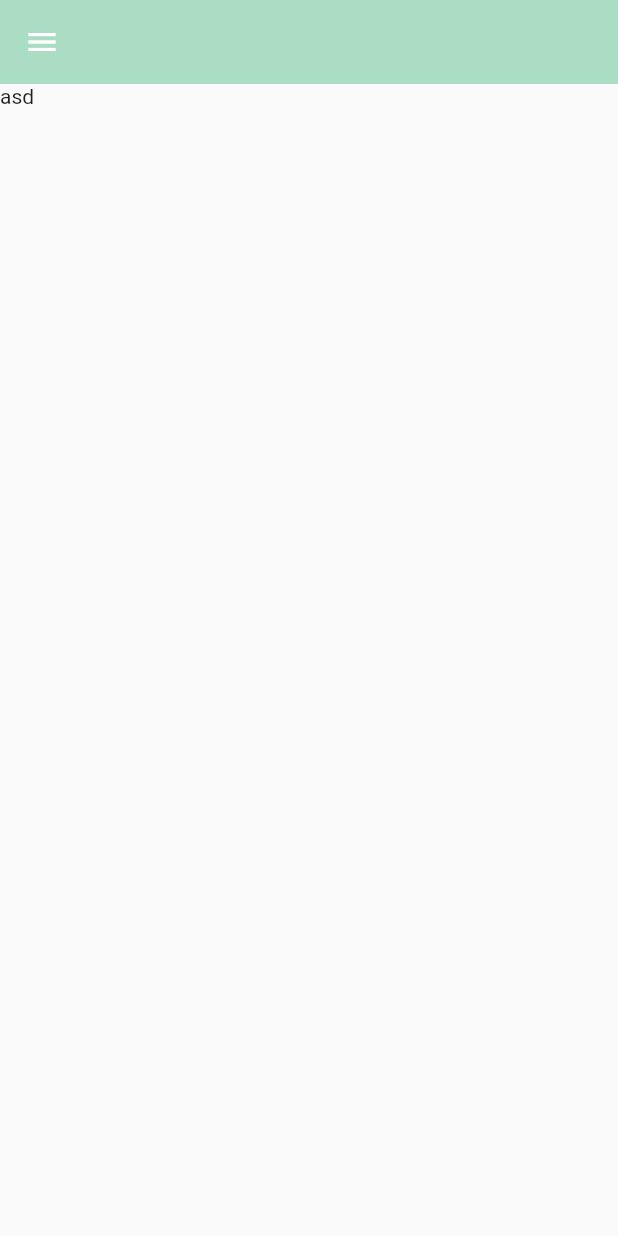
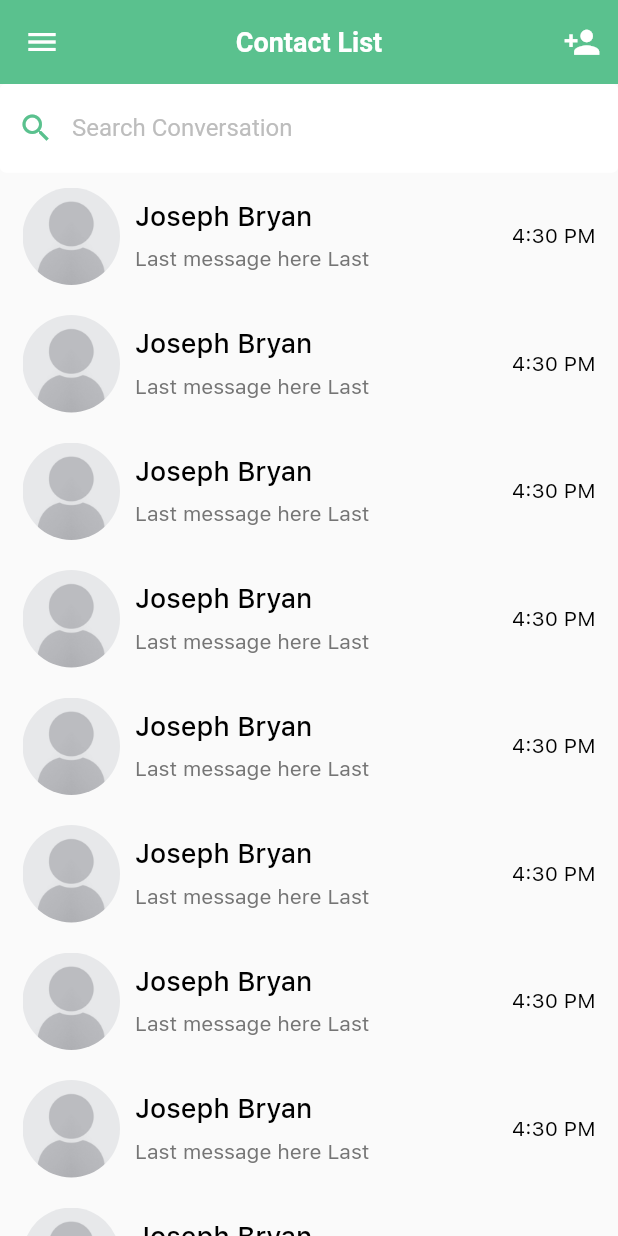
Before and after one commit to jeybs/FlutterFirebase, a Flutter app: the HomePage screen opened by its route, on a phone screen of 412 x 824 dp. Run offline on Flutter 3.47's test engine with Material 2 defaults, Android fonts, the phone set to English and light mode, and no system bars; drawn by our look-alikes of extended_image; our stand-ins replace adaptive_dialog, auto_route, bloc, cloud_firestore, email_validator, firebase_auth and 5 more; missing offline and left inert: flutter_config; accounts and stored records are empty.

```diff
--- a/lib/config/routes.dart
+++ b/lib/config/routes.dart
@@ -1,4 +1,5 @@
 import 'package:auto_route/annotations.dart';
+import 'package:flutter_firebase/pages/chat/chat_page.dart';
 import 'package:flutter_firebase/pages/home/home_page.dart';
 import 'package:flutter_firebase/pages/login/login_page.dart';
 import 'package:flutter_firebase/pages/signup/signup_page.dart';
@@ -9,6 +10,7 @@ import 'package:flutter_firebase/pages/signup/signup_page.dart';
     AutoRoute(page: LoginPage, initial: true),
     AutoRoute(page: SignUpPage),
     AutoRoute(page: HomePage),
+    AutoRoute(page: ChatPage),
   ],
 )
 class $Routes {}
--- a/lib/constant/app_color.dart
+++ b/lib/constant/app_color.dart
@@ -3,6 +3,6 @@ import 'dart:ui';
 import 'package:flutter/material.dart';
 
 class AppColor {
-  static Color primaryColor = Color(0x805ac18e);
+  static Color primaryColor = Color(0xff5ac18e);
   static Color secondaryColor = Color(0xffD7F2FD);
 }
--- /dev/null
+++ b/lib/models/message.dart
@@ -0,0 +1,10 @@
+class Message {
+
+  String senderId = "";
+  String receiverId = "";
+  String message = "";
+  String avatar = "";
+  DateTime? date_created;
+
+  Message({required this.senderId, required this.receiverId, required this.message, required this.date_created});
+}
--- a/lib/pages/home/home_page.dart
+++ b/lib/pages/home/home_page.dart
@@ -2,10 +2,14 @@ import 'package:auto_route/auto_route.dart';
 import 'package:flutter/material.dart';
 import 'package:flutter_bloc/flutter_bloc.dart';
 import 'package:flutter_firebase/config/routes.gr.dart';
+import 'package:flutter_firebase/constant/app_color.dart';
 import 'package:flutter_firebase/models/user_data.dart';
 import 'package:flutter_firebase/pages/home/home_cubit.dart';
 import 'package:flutter_firebase/ui/appbar/home_appbar.dart';
+import 'package:flutter_firebase/ui/contacts/contact_list_item.dart';
 import 'package:flutter_firebase/ui/home_drawer.dart';
+import 'package:flutter_firebase/ui/textfields/default_textfield.dart';
+import 'package:flutter_firebase/ui/textfields/primary_textfield.dart';
 
 class HomePage extends StatefulWidget {
   const HomePage({Key? key}) : super(key: key);
@@ -22,7 +26,7 @@ class _HomePageState extends State<HomePage> {
   @override
   Widget build(BuildContext context) {
     return Scaffold(
-      appBar: HomeAppbar.getDefaultAppBar(context, ''),
+      appBar: HomeAppbar.getDefaultAppBar(context, 'Contact List'),
       drawer: HomeDrawer.drawer(_userData, cubit),
       body: SafeArea(
         top: true,
@@ -46,11 +50,42 @@ class _HomePageState extends State<HomePage> {
                 cubit?.loadProfile();
               }
 
-              return Text('asd');
+              return mainBody();
             },
           ),
         ),
       ),
     );
   }
+
+  Widget mainBody() {
+    return SingleChildScrollView(
+      child: Column(
+        children: [
+          DefaultTextField(
+            label: 'Search Conversation',
+            onTextChanged: (value) {
+
+            },
+            isPasswordField: false,
+            prefixIcon: Icon(Icons.search, color: AppColor.primaryColor,)
+          ),
+          ListView.builder(
+            shrinkWrap: true,
+            physics: const NeverScrollableScrollPhysics(),
+            itemCount: 10,
+            itemBuilder: (context, index) {
+              return GestureDetector(
+                behavior: HitTestBehavior.translucent,
+                onTap: () {
+                  context.router.push(const ChatRoute());
+                },
+                child: const ContactListItem(),
+              );
+            },
+          )
+        ],
+      ),
+    );
+  }
 }
--- a/lib/ui/appbar/home_appbar.dart
+++ b/lib/ui/appbar/home_appbar.dart
@@ -17,6 +17,14 @@ class HomeAppbar {
         ),
       ),
       centerTitle: true,
+      actions: [
+        IconButton(
+          icon: const Icon(Icons.person_add, color: Colors.white, size: 25.0,),
+          onPressed: () {
+
+          },
+        )
+      ],
     );
   }
 
--- /dev/null
+++ b/lib/ui/contacts/contact_list_item.dart
@@ -0,0 +1,69 @@
+import 'package:extended_image/extended_image.dart';
+import 'package:flutter/material.dart';
+import 'package:flutter_firebase/constant/app_fonts.dart';
+
+class ContactListItem extends StatefulWidget {
+  const ContactListItem({Key? key}) : super(key: key);
+
+  @override
+  State<ContactListItem> createState() => _ContactListItemState();
+}
+
+class _ContactListItemState extends State<ContactListItem> {
+  @override
+  Widget build(BuildContext context) {
+    return Container(
+      margin: EdgeInsets.fromLTRB(15, 10, 15, 10),
+      child: Row(
+        children: [
+          Container(
+            width: 65.0,
+            child: ExtendedImage.asset(
+              'assets/icon_profile_loading.jpg',
+              width: MediaQuery.of(context).size.width,
+              fit: BoxFit.fitWidth,
+              shape: BoxShape.circle,
+            ),
+          ),
+          const SizedBox(width: 10.0,),
+          Expanded(
+            child: Column(
+              crossAxisAlignment: CrossAxisAlignment.start,
+              children: [
+                Text(
+                  'Joseph Bryan',
+                  style: TextStyle(
+                    fontSize: 18.0,
+                    color: Colors.black,
+                    fontFamily: AppFonts.sfuitextmedium
+                  ),
+                ),
+                const SizedBox(height: 10.0),
+                Text(
+                  'Last message here Last ',
+                  maxLines: 1,
+                  style: TextStyle(
+                    fontSize: 14.0,
+                    color: Colors.grey[600],
+                    fontFamily: AppFonts.sfuitextregular,
+                  ),
+                ),
+              ],
+            ),
+          ),
+          Container(
+            alignment: Alignment.centerRight,
+            child: Text(
+              '4:30 PM',
+              style: TextStyle(
+                  fontSize: 14.0,
+                  color: Colors.black,
+                  fontFamily: AppFonts.sfuitextregular
+              ),
+            ),
+          )
+        ],
+      ),
+    );
+  }
+}
--- /dev/null
+++ b/lib/ui/textfields/default_textfield.dart
@@ -0,0 +1,58 @@
+import 'package:flutter/material.dart';
+
+class DefaultTextField extends StatefulWidget {
+
+  final Function(String)? onTextChanged;
+  final String label;
+  final Widget? prefixIcon;
+  final bool isPasswordField;
+  final bool isMultiLine;
+
+  const DefaultTextField({Key? key, required this.label, required this.onTextChanged, this.prefixIcon, required this.isPasswordField, this.isMultiLine = false}) : super(key: key);
+
+  @override
+  State<DefaultTextField> createState() => _DefaultTextFieldState();
+}
+
+class _DefaultTextFieldState extends State<DefaultTextField> {
+  @override
+  Widget build(BuildContext context) {
+    return TextField(
+      obscureText: widget.isPasswordField,
+      keyboardType: widget.isMultiLine ? TextInputType.text : TextInputType.multiline,
+      maxLines: widget.isMultiLine ? null : 1,
+      decoration: InputDecoration(
+        prefixIcon: widget.prefixIcon,
+        fillColor: Colors.white,
+        filled: true,
+        floatingLabelBehavior: FloatingLabelBehavior.never,
+        focusedBorder: const OutlineInputBorder(
+          borderSide: BorderSide(
+            color: Colors.white,
+          ),
+        ),
+        enabledBorder: const OutlineInputBorder(
+          borderSide: BorderSide(
+            color: Colors.white,
+          ),
+        ),
+        contentPadding: const EdgeInsets.symmetric(vertical: 20.0, horizontal: 20.0),
+        hintText: widget.label,
+        labelText: widget.label,
+        labelStyle: TextStyle(
+            fontSize: 16.0,
+            color: Colors.grey[400]
+        ),
+        hintStyle: TextStyle(fontSize: 16, color: Colors.grey[500]),
+        border: const OutlineInputBorder(
+          borderSide: BorderSide(
+            color: Colors.white,
+          ),
+        ),
+      ),
+      onChanged: (value) {
+        widget.onTextChanged!(value);
+      },
+    );
+  }
+}
--- a/pubspec.yaml
+++ b/pubspec.yaml
@@ -43,6 +43,9 @@ dependencies:
   flutter_spinkit: ^5.1.0
   email_validator: ^2.1.17
   cloud_firestore: ^4.3.1
+  extended_image: ^6.3.4
+  grouped_list: ^5.1.2
+  intl: 0.17.0 # 0.18.0 has conflict on firebase_auth
 
 
   # The following adds the Cupertino Icons font to your application.
```
Also changed, not shown: lib/pages/chat/chat_page.dart (added, +125 -0 lines), assets/icon_profile_loading.jpg (added), lib/config/routes.gr.dart, pubspec.lock.
